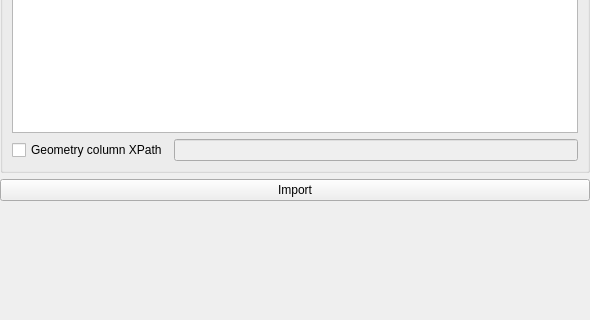
Qt form gml_application_schema_toolbox/ui/import_xml_panel.ui (BRGM/gml_application_schema_toolbox) before a commit; both pictures show x 0 to 590 and y 190 to 510 of the 590 by 510 pixel window.
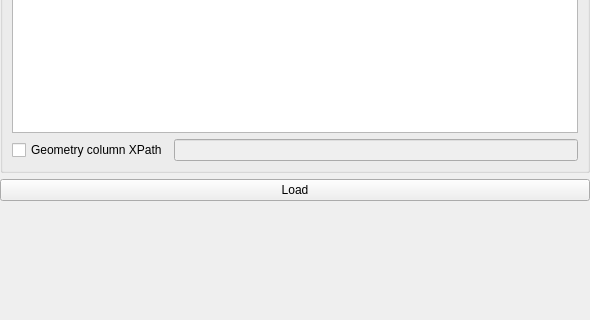
The same form after that commit. Custom widgets are drawn as their Qt base class.

```diff
--- a/gml_application_schema_toolbox/ui/import_xml_panel.ui
+++ b/gml_application_schema_toolbox/ui/import_xml_panel.ui
@@ -144,7 +144,7 @@
    <item>
     <widget class="QPushButton" name="importButton">
      <property name="text">
-      <string>Import</string>
+      <string>Load</string>
      </property>
     </widget>
    </item>
```
